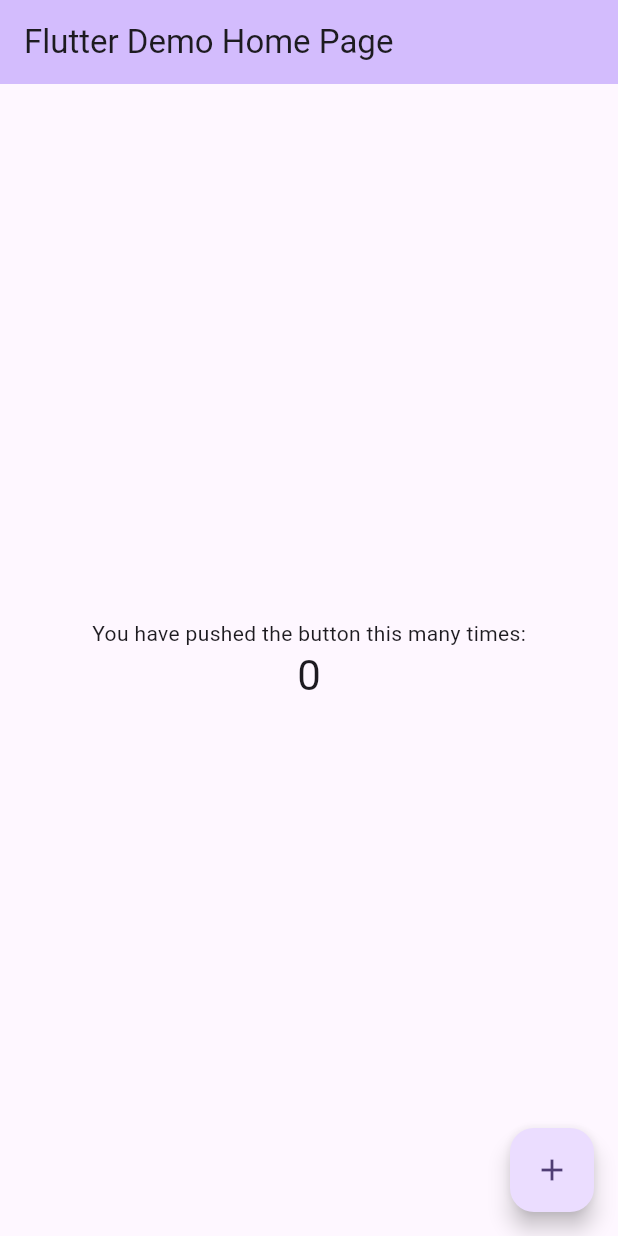
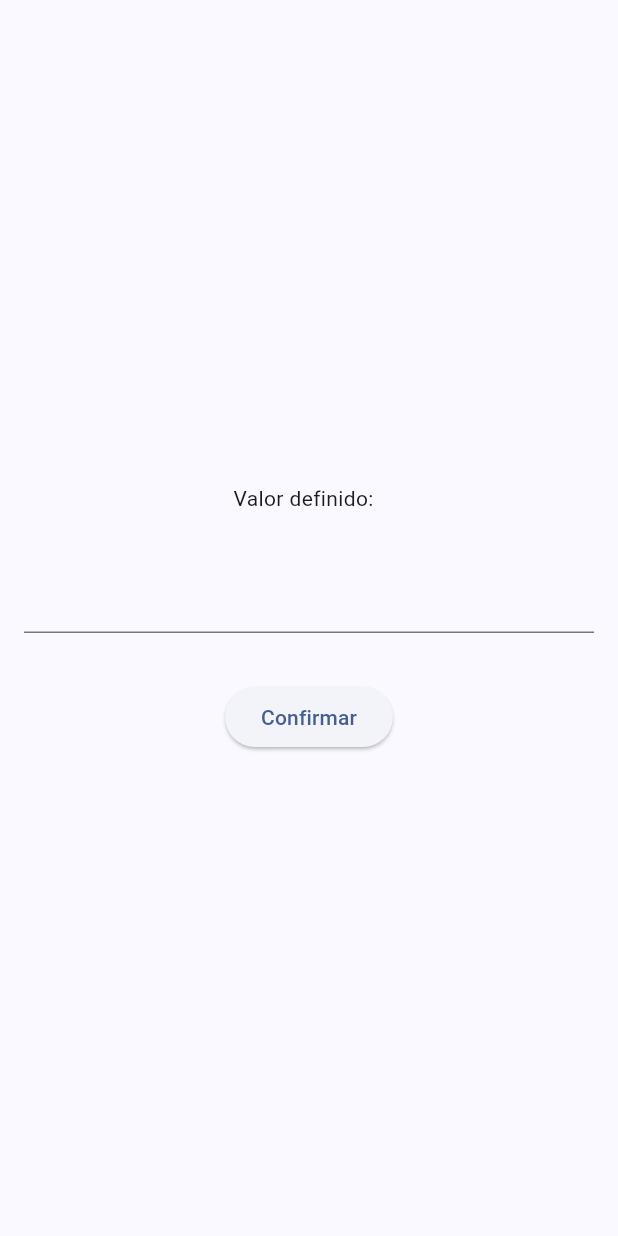
Before and after one commit to LuizMauro/flutter-getx, a Flutter app: the screen it shows after launch, on a phone screen of 412 x 824 dp. Run offline on Flutter 3.47's test engine with Material 2 defaults, Android fonts, the phone set to English and light mode, and no system bars; our stand-ins replace get.

Commit message:
getBuilder

```diff
--- a/lib/main.dart
+++ b/lib/main.dart
@@ -1,4 +1,6 @@
 import 'package:flutter/material.dart';
+import 'package:get/get_state_manager/src/simple/get_state.dart';
+import 'package:learning_getx/value_controller.dart';
 
 void main() {
   runApp(const MyApp());
@@ -13,113 +15,61 @@ class MyApp extends StatelessWidget {
     return MaterialApp(
       title: 'Flutter Demo',
       theme: ThemeData(
-        // This is the theme of your application.
-        //
-        // TRY THIS: Try running your application with "flutter run". You'll see
-        // the application has a blue toolbar. Then, without quitting the app,
-        // try changing the seedColor in the colorScheme below to Colors.green
-        // and then invoke "hot reload" (save your changes or press the "hot
-        // reload" button in a Flutter-supported IDE, or press "r" if you used
-        // the command line to start the app).
-        //
-        // Notice that the counter didn't reset back to zero; the application
-        // state is not lost during the reload. To reset the state, use hot
-        // restart instead.
-        //
-        // This works for code too, not just values: Most code changes can be
-        // tested with just a hot reload.
-        colorScheme: ColorScheme.fromSeed(seedColor: Colors.deepPurple),
+        colorScheme: ColorScheme.fromSeed(seedColor: Colors.blueAccent),
         useMaterial3: true,
       ),
-      home: const MyHomePage(title: 'Flutter Demo Home Page'),
+      home: SafeArea(child: HomePage()),
     );
   }
 }
 
-class MyHomePage extends StatefulWidget {
-  const MyHomePage({super.key, required this.title});
+class HomePage extends StatelessWidget {
+  HomePage({super.key});
 
-  // This widget is the home page of your application. It is stateful, meaning
-  // that it has a State object (defined below) that contains fields that affect
-  // how it looks.
+  final textController = TextEditingController();
 
-  // This class is the configuration for the state. It holds the values (in this
-  // case the title) provided by the parent (in this case the App widget) and
-  // used by the build method of the State. Fields in a Widget subclass are
-  // always marked "final".
-
-  final String title;
-
-  @override
-  State<MyHomePage> createState() => _MyHomePageState();
-}
-
-class _MyHomePageState extends State<MyHomePage> {
-  int _counter = 0;
-
-  void _incrementCounter() {
-    setState(() {
-      // This call to setState tells the Flutter framework that something has
-      // changed in this State, which causes it to rerun the build method below
-      // so that the display can reflect the updated values. If we changed
-      // _counter without calling setState(), then the build method would not be
-      // called again, and so nothing would appear to happen.
-      _counter++;
-    });
-  }
+  final valueController = ValueController();
 
   @override
   Widget build(BuildContext context) {
-    // This method is rerun every time setState is called, for instance as done
-    // by the _incrementCounter method above.
-    //
-    // The Flutter framework has been optimized to make rerunning build methods
-    // fast, so that you can just rebuild anything that needs updating rather
-    // than having to individually change instances of widgets.
     return Scaffold(
-      appBar: AppBar(
-        // TRY THIS: Try changing the color here to a specific color (to
-        // Colors.amber, perhaps?) and trigger a hot reload to see the AppBar
-        // change color while the other colors stay the same.
-        backgroundColor: Theme.of(context).colorScheme.inversePrimary,
-        // Here we take the value from the MyHomePage object that was created by
-        // the App.build method, and use it to set our appbar title.
-        title: Text(widget.title),
-      ),
-      body: Center(
-        // Center is a layout widget. It takes a single child and positions it
-        // in the middle of the parent.
+      body: Padding(
+        padding: const EdgeInsets.all(16),
         child: Column(
-          // Column is also a layout widget. It takes a list of children and
-          // arranges them vertically. By default, it sizes itself to fit its
-          // children horizontally, and tries to be as tall as its parent.
-          //
-          // Column has various properties to control how it sizes itself and
-          // how it positions its children. Here we use mainAxisAlignment to
-          // center the children vertically; the main axis here is the vertical
-          // axis because Columns are vertical (the cross axis would be
-          // horizontal).
-          //
-          // TRY THIS: Invoke "debug painting" (choose the "Toggle Debug Paint"
-          // action in the IDE, or press "p" in the console), to see the
-          // wireframe for each widget.
           mainAxisAlignment: MainAxisAlignment.center,
-          children: <Widget>[
-            const Text(
-              'You have pushed the button this many times:',
+          children: [
+            //Valor
+            GetBuilder<ValueController>(
+              init: valueController,
+              builder: (ctrl) {
+                return Text('Valor definido: ${ctrl.definedValue} ');
+              },
             ),
-            Text(
-              '$_counter',
-              style: Theme.of(context).textTheme.headlineMedium,
+            //Campo
+            Padding(
+              padding: const EdgeInsets.symmetric(vertical: 32),
+              child: TextField(
+                controller: textController,
+              ),
             ),
+            //Botão
+            GetBuilder(
+              init: valueController,
+              builder: (ctrl) {
+                return ctrl.isLoading
+                    ? const CircularProgressIndicator()
+                    : ElevatedButton(
+                        onPressed: () {
+                          String value = textController.text;
+                          valueController.setValue(value);
+                        },
+                        child: const Text('Confirmar'),
+                      );
+              },
+            )
           ],
         ),
       ),
-      floatingActionButton: FloatingActionButton(
-        onPressed: _incrementCounter,
-        tooltip: 'Increment',
-        child: const Icon(Icons.add),
-      ), // This trailing comma makes auto-formatting nicer for build methods.
     );
   }
 }
--- /dev/null
+++ b/lib/value_controller.dart
@@ -0,0 +1,18 @@
+import 'package:get/get.dart';
+
+class ValueController extends GetxController {
+  String definedValue = '';
+
+  bool isLoading = false;
+
+  Future<void> setValue(String value) async {
+    isLoading = true;
+    update();
+
+    await Future.delayed(const Duration(seconds: 2));
+
+    definedValue = value;
+    isLoading = false;
+    update();
+  }
+}
```
Also changed, not shown: pubspec.yaml (+3 -4 lines), pubspec.lock.
